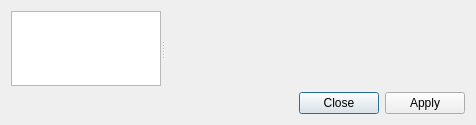
The window that lxqt-config-monitor/monitorsettingsdialog.ui (lxqt/lxqt-config) describes before a commit, drawn with Qt 5.
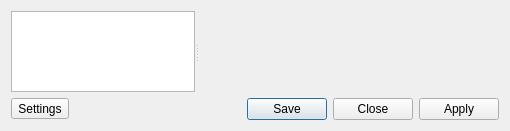
The same window after the commit. Icons and pictures are not drawn.

Commit message: Set saved settings at session start.

The edit to the form file:
```diff
--- a/lxqt-config-monitor/monitorsettingsdialog.ui
+++ b/lxqt-config-monitor/monitorsettingsdialog.ui
@@ -6,8 +6,8 @@
    <rect>
     <x>0</x>
     <y>0</y>
-    <width>463</width>
-    <height>125</height>
+    <width>510</width>
+    <height>131</height>
    </rect>
   </property>
   <property name="windowTitle">
@@ -64,14 +64,37 @@
     </widget>
    </item>
    <item>
+    <layout class="QHBoxLayout" name="horizontalLayout">
+     <item>
+      <widget class="QToolButton" name="settingsButton">
+       <property name="text">
+        <string>Settings</string>
+       </property>
+       <property name="icon">
+        <iconset theme="preferences-system"/>
+       </property>
+       <property name="toolButtonStyle">
+        <enum>Qt::ToolButtonTextBesideIcon</enum>
+       </property>
+       <property name="autoRaise">
+        <bool>false</bool>
+       </property>
+      </widget>
+     </item>
+     <item>
     <widget class="QDialogButtonBox" name="buttonBox">
      <property name="orientation">
       <enum>Qt::Horizontal</enum>
      </property>
      <property name="standardButtons">
-      <set>QDialogButtonBox::Apply|QDialogButtonBox::Close</set>
-     </property>
-    </widget>
+        <set>QDialogButtonBox::Apply|QDialogButtonBox::Close|QDialogButtonBox::Save</set>
+       </property>
+       <property name="centerButtons">
+        <bool>false</bool>
+       </property>
+      </widget>
+     </item>
+    </layout>
    </item>
   </layout>
  </widget>
```
Lines whose indentation alone changed are shown as unchanged. The commit also changes 12 other files.
